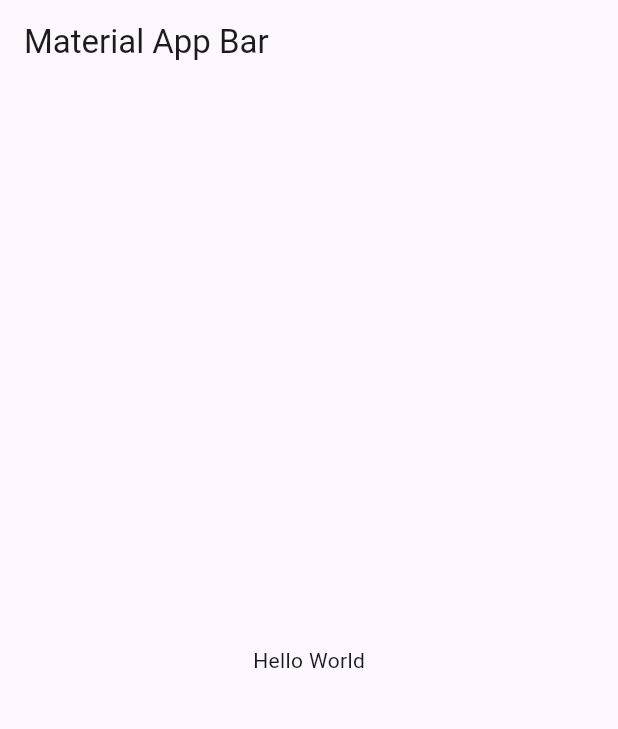
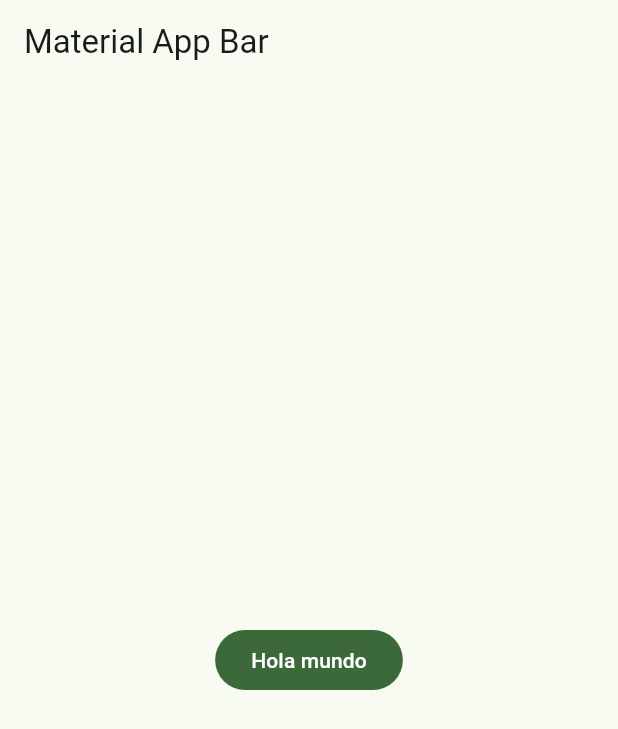
Before and after one commit to KeingCasabona/Example-Flutter-Dart-Section9-WidgetsApp, a Flutter app: the screen it shows after launch, on a phone screen of 412 x 824 dp. Shown: the top 729 px of the screen. Run offline on Flutter 3.47's test engine with Material 3 defaults, Android fonts, the phone set to English and light mode, and no system bars.

Commit message:
feat: Add theme and style

```diff
--- /dev/null
+++ b/lib/config/theme/app_theme.dart
@@ -0,0 +1,29 @@
+import 'package:flutter/material.dart';
+
+const colorList = <Color>[
+  Colors.blue,
+  Colors.red,
+  Colors.green,
+  Colors.purple,
+  Colors.orange,
+  Colors.teal,
+  Colors.pink,
+  Colors.indigo,
+  Colors.amber,
+  Colors.brown,
+  Colors.cyan,
+];
+
+class AppTheme {
+  final int selectedColor;
+
+  AppTheme({
+    this.selectedColor = 0,
+  }) : assert(selectedColor >= 0 && selectedColor < colorList.length,
+            'Los colores deben estar entre 0 y ${colorList.length - 1}');
+
+  ThemeData getTheme() => ThemeData(
+        useMaterial3: true,
+        colorSchemeSeed: colorList[selectedColor],
+      );
+}
--- a/lib/main.dart
+++ b/lib/main.dart
@@ -1,4 +1,5 @@
 import 'package:flutter/material.dart';
+import 'package:widgets_app/config/theme/app_theme.dart';
 
 void main() => runApp(const MyApp());
 
@@ -9,13 +10,14 @@ class MyApp extends StatelessWidget {
   Widget build(BuildContext context) {
     return MaterialApp(
       debugShowCheckedModeBanner: false,
+      theme: AppTheme(selectedColor: 2).getTheme(),
       title: 'Material App',
       home: Scaffold(
         appBar: AppBar(
           title: const Text('Material App Bar'),
         ),
-        body: const Center(
-          child: Text('Hello World'),
+        body: Center(
+          child: FilledButton(onPressed: () {}, child: Text('Hola mundo')),
         ),
       ),
     );
```
